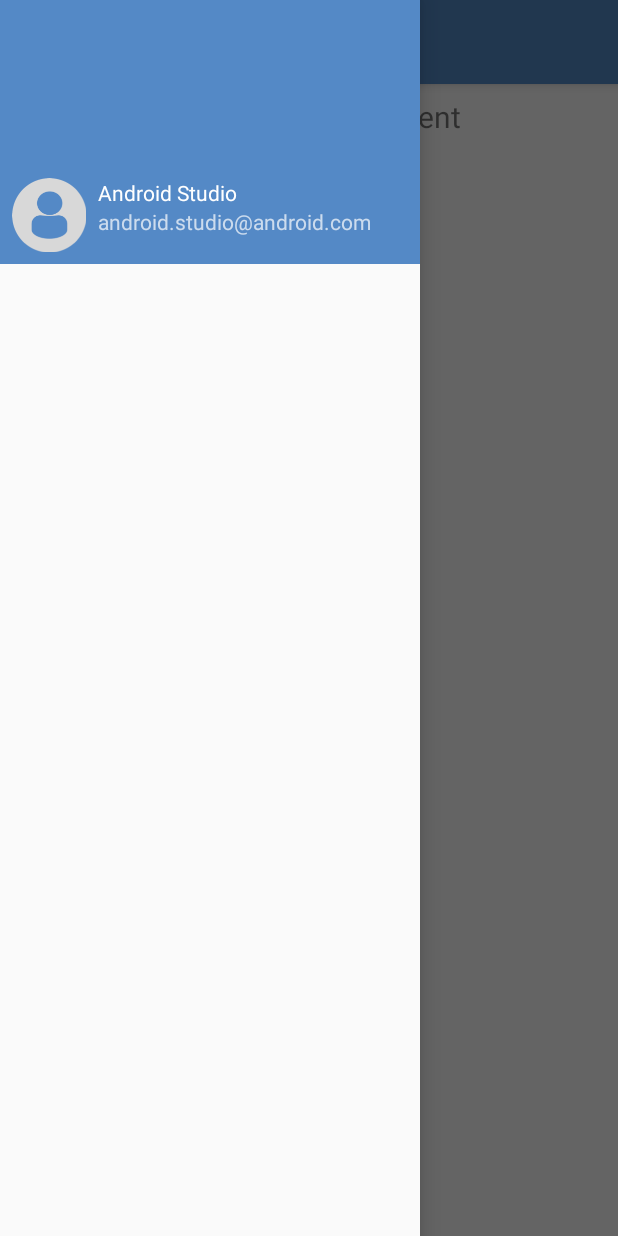
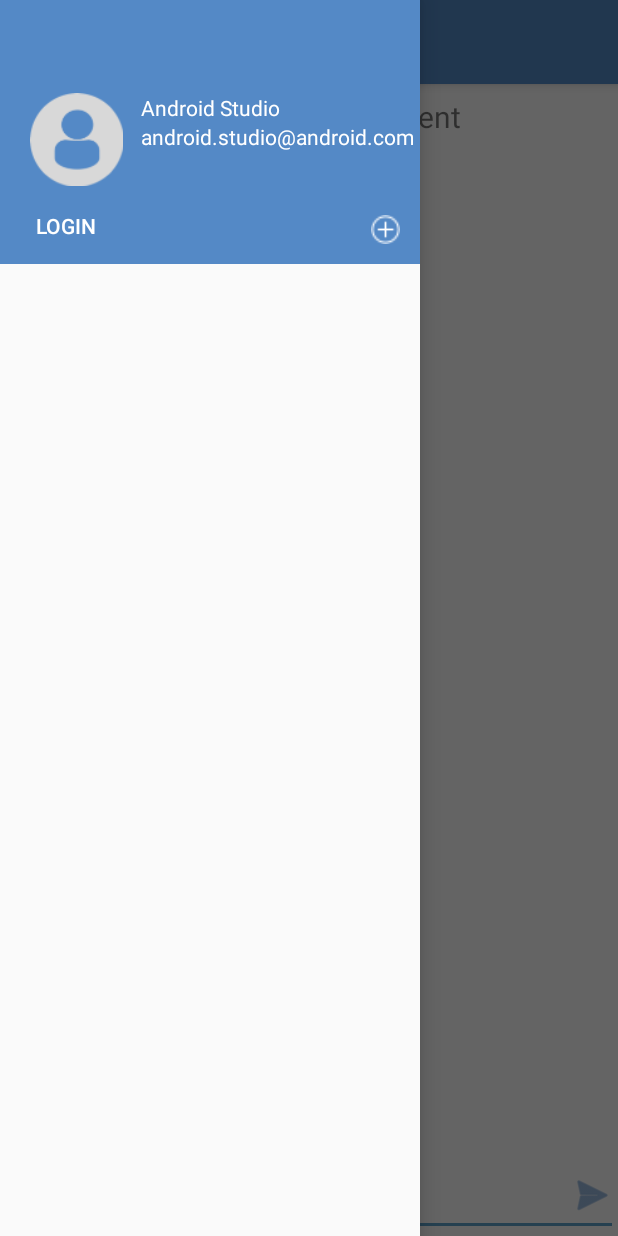
Before and after one commit to vanjang/Smack, an Android app: the screen it shows after launch (MainActivity), with the side drawer open, on a phone screen of 412 x 824 dp. Run offline under Robolectric (Android 15) with nearby library versions, the phone set to English and light mode, and no system bars; our stand-ins replace navigation-ui.

Commit message:
layout worked

```diff
--- a/app/src/main/java/com/cochipcho/smack/MainActivity.kt
+++ b/app/src/main/java/com/cochipcho/smack/MainActivity.kt
@@ -13,6 +13,7 @@ import com.google.android.material.navigation.NavigationView
 import androidx.appcompat.app.AppCompatActivity
 import androidx.appcompat.widget.Toolbar
 import android.view.Menu
+import android.view.View
 import androidx.core.view.GravityCompat
 import kotlinx.android.synthetic.main.activity_main.*
 
@@ -59,4 +60,19 @@ class MainActivity : AppCompatActivity() {
         val navController = findNavController(R.id.nav_host_fragment)
         return navController.navigateUp(appBarConfiguration) || super.onSupportNavigateUp()
     }
+
+    fun loginButtonNavClicked(view: View) {
+    println("loginbutton clicked")
+    }
+
+
+    fun addChannelClicked(view: View) {
+        println("addchannel clicked")
+    }
+
+    fun sendMessageButtonClicked(view: View) {
+
+    }
+
+
 }
--- a/app/src/main/res/layout/content_main.xml
+++ b/app/src/main/res/layout/content_main.xml
@@ -17,4 +17,52 @@
         app:layout_constraintRight_toRightOf="parent"
         app:layout_constraintTop_toTopOf="parent"
         app:navGraph="@navigation/mobile_navigation" />
+
+    <TextView
+        android:id="@+id/mainChannelName"
+        android:layout_width="0dp"
+        android:layout_height="wrap_content"
+        android:layout_marginTop="8dp"
+        android:text="Please Log In"
+        android:textAlignment="center"
+        app:layout_constraintEnd_toEndOf="parent"
+        app:layout_constraintStart_toStartOf="parent"
+        app:layout_constraintTop_toTopOf="@+id/nav_host_fragment" />
+
+    <EditText
+        android:id="@+id/messageTextField"
+        android:layout_width="0dp"
+        android:layout_height="wrap_content"
+        android:layout_marginStart="8dp"
+        android:ems="10"
+        android:gravity="start|top"
+        android:hint="message:"
+        android:inputType="textMultiLine"
+        app:layout_constraintBottom_toBottomOf="@+id/nav_host_fragment"
+        app:layout_constraintEnd_toEndOf="parent"
+        app:layout_constraintStart_toStartOf="parent" />
+
+    <ImageButton
+        android:id="@+id/sendMessageButton"
+        android:layout_width="35dp"
+        android:layout_height="35dp"
+        android:background="@android:drawable/screen_background_light_transparent"
+        android:onClick="sendMessageButtonClicked"
+        android:tint="@color/colorPrimary"
+        app:layout_constraintEnd_toEndOf="parent"
+        app:layout_constraintTop_toTopOf="@+id/messageTextField"
+        app:srcCompat="@android:drawable/ic_menu_send" />
+
+    <androidx.recyclerview.widget.RecyclerView
+        android:id="@+id/messageListView"
+        android:layout_width="0dp"
+        android:layout_height="0dp"
+        android:layout_marginStart="8dp"
+        android:layout_marginTop="8dp"
+        android:layout_marginEnd="8dp"
+        android:layout_marginBottom="8dp"
+        app:layout_constraintBottom_toTopOf="@+id/messageTextField"
+        app:layout_constraintEnd_toEndOf="parent"
+        app:layout_constraintStart_toStartOf="parent"
+        app:layout_constraintTop_toBottomOf="@+id/mainChannelName" />
 </androidx.constraintlayout.widget.ConstraintLayout>
--- a/app/src/main/res/layout/nav_header_main.xml
+++ b/app/src/main/res/layout/nav_header_main.xml
@@ -10,11 +10,11 @@
     android:theme="@style/ThemeOverlay.AppCompat.Dark">
 
     <ImageView
-        android:id="@+id/imageView"
-        android:layout_width="wrap_content"
-        android:layout_height="wrap_content"
-        android:layout_marginStart="8dp"
-        android:layout_marginBottom="8dp"
+        android:id="@+id/userImagerNavHeader"
+        android:layout_width="70dp"
+        android:layout_height="70dp"
+        android:layout_marginStart="16dp"
+        android:layout_marginBottom="52dp"
         android:contentDescription="@string/nav_header_desc"
         android:paddingTop="@dimen/nav_header_vertical_spacing"
         app:layout_constraintBottom_toBottomOf="parent"
@@ -22,23 +22,53 @@
         app:srcCompat="@drawable/profiledefault" />
 
     <TextView
-        android:id="@+id/textView2"
+        android:id="@+id/userEmailNavHeader"
+        android:layout_width="wrap_content"
+        android:layout_height="wrap_content"
+        android:layout_marginStart="8dp"
+        android:text="@string/nav_header_subtitle"
+        android:textColor="@android:color/white"
+        app:layout_constraintStart_toEndOf="@+id/userImagerNavHeader"
+        app:layout_constraintTop_toBottomOf="@+id/userNameNavHeader" />
+
+    <TextView
+        android:id="@+id/userNameNavHeader"
         android:layout_width="wrap_content"
         android:layout_height="wrap_content"
         android:layout_marginStart="8dp"
         android:paddingTop="@dimen/nav_header_vertical_spacing"
         android:text="@string/nav_header_title"
         android:textAppearance="@style/TextAppearance.AppCompat.Body1"
-        app:layout_constraintStart_toEndOf="@+id/imageView"
-        app:layout_constraintTop_toTopOf="@+id/imageView" />
+        android:textColor="@android:color/white"
+        app:layout_constraintStart_toEndOf="@+id/userImagerNavHeader"
+        app:layout_constraintTop_toTopOf="@+id/userImagerNavHeader" />
 
-    <TextView
-        android:id="@+id/textView"
-        android:layout_width="wrap_content"
-        android:layout_height="wrap_content"
-        android:layout_marginStart="8dp"
-        android:text="@string/nav_header_subtitle"
-        app:layout_constraintStart_toEndOf="@+id/imageView"
-        app:layout_constraintTop_toBottomOf="@+id/textView2" />
+    <Button
+        android:id="@+id/loginButtonNavHeader"
+        android:layout_width="80dp"
+        android:layout_height="35dp"
+        android:layout_marginStart="24dp"
+        android:layout_marginBottom="8dp"
+        android:background="@android:color/transparent"
+        android:onClick="loginButtonNavClicked"
+        android:text="LOGIN"
+        android:textAlignment="viewStart"
+        android:textColor="@android:color/white"
+        app:layout_constraintBottom_toBottomOf="parent"
+        app:layout_constraintStart_toStartOf="parent" />
+
+    <ImageButton
+        android:id="@+id/addChannelButton"
+        android:layout_width="30dp"
+        android:layout_height="30dp"
+        android:layout_marginEnd="8dp"
+        android:layout_marginBottom="8dp"
+        android:background="@android:color/transparent"
+        android:onClick="addChannelClicked"
+        android:padding="5dp"
+        android:scaleType="fitXY"
+        app:layout_constraintBottom_toBottomOf="parent"
+        app:layout_constraintEnd_toEndOf="parent"
+        app:srcCompat="@drawable/addchannelbutton" />
 
 </androidx.constraintlayout.widget.ConstraintLayout>
```
